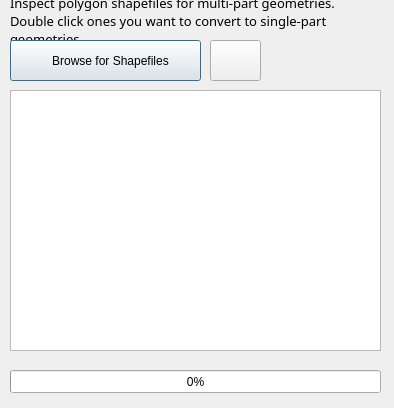
ranchodeluxe/MultipartTransformer, file MultipartTransformer/ui_multiparttransformer.ui: the form before one commit.
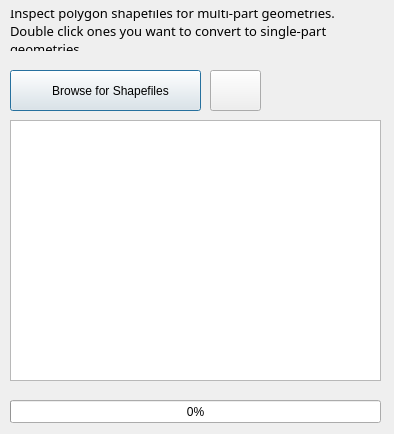
The form after the commit. Icons and pictures are not drawn.

Commit message: Make that thing bigger for 12.10 Ubuntu...write once, restyle for everywhere

What changed in the file:
```diff
--- a/MultipartTransformer/ui_multiparttransformer.ui
+++ b/MultipartTransformer/ui_multiparttransformer.ui
@@ -7,7 +7,7 @@
     <x>0</x>
     <y>0</y>
     <width>394</width>
-    <height>408</height>
+    <height>434</height>
    </rect>
   </property>
   <property name="windowTitle">
@@ -20,7 +20,7 @@
    <property name="geometry">
     <rect>
      <x>10</x>
-     <y>90</y>
+     <y>120</y>
      <width>371</width>
      <height>261</height>
     </rect>
@@ -36,8 +36,8 @@
    <property name="geometry">
     <rect>
      <x>10</x>
-     <y>0</y>
-     <width>381</width>
+     <y>10</y>
+     <width>361</width>
      <height>41</height>
     </rect>
    </property>
@@ -62,7 +62,7 @@
    <property name="geometry">
     <rect>
      <x>10</x>
-     <y>370</y>
+     <y>400</y>
      <width>371</width>
      <height>23</height>
     </rect>
@@ -78,7 +78,7 @@
    <property name="geometry">
     <rect>
      <x>10</x>
-     <y>40</y>
+     <y>70</y>
      <width>191</width>
      <height>41</height>
     </rect>
@@ -104,7 +104,7 @@
    <property name="geometry">
     <rect>
      <x>210</x>
-     <y>40</y>
+     <y>70</y>
      <width>51</width>
      <height>41</height>
     </rect>
```
The commit also changes 2 other files.
